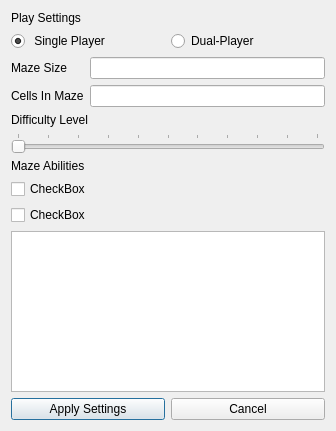
Above: settingswindow.ui from tovarj5/ME570_FinalProject before the change. Below: the same form after it.
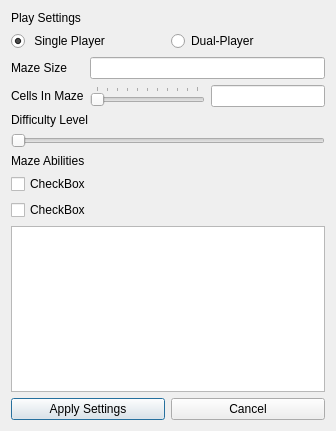
That is the form after the change.

Commit message: Added VisitorNode callback to the bullet Walls. Though moving OSG walls is still not working. Added detection of player position and message box when the player wins. Added getting data from the settings window. Can change the ground but not the maze.

The edit to the form file:
```diff
--- a/settingswindow.ui
+++ b/settingswindow.ui
@@ -43,18 +43,15 @@
     </layout>
    </item>
    <item>
-    <layout class="QFormLayout" name="formLayout_2">
-     <item row="1" column="1">
-      <widget class="QLineEdit" name="lineEdit"/>
+    <layout class="QGridLayout" name="gridLayout">
+     <item row="1" column="2">
+      <widget class="QLineEdit" name="lineEdit_2">
+       <property name="readOnly">
+        <bool>true</bool>
+       </property>
+      </widget>
      </item>
      <item row="1" column="0">
-      <widget class="QLabel" name="label_4">
-       <property name="text">
-        <string>Maze Size</string>
-       </property>
-      </widget>
-     </item>
-     <item row="2" column="0">
       <widget class="QLabel" name="label_5">
        <property name="frameShape">
         <enum>QFrame::NoFrame</enum>
@@ -64,21 +61,14 @@
        </property>
       </widget>
      </item>
-     <item row="2" column="1">
-      <widget class="QLineEdit" name="lineEdit_2"/>
+     <item row="0" column="0">
+      <widget class="QLabel" name="label_4">
+       <property name="text">
+        <string>Maze Size</string>
+       </property>
+      </widget>
      </item>
-    </layout>
-   </item>
-   <item>
-    <widget class="QLabel" name="label">
-     <property name="text">
-      <string>Difficulty Level</string>
-     </property>
-    </widget>
-   </item>
-   <item>
-    <layout class="QVBoxLayout" name="verticalLayout_3">
-     <item>
+     <item row="1" column="1">
       <widget class="QSlider" name="horizontalSlider">
        <property name="maximum">
         <number>10</number>
@@ -94,8 +84,28 @@
        </property>
       </widget>
      </item>
+     <item row="0" column="1" colspan="2">
+      <widget class="QLineEdit" name="lineEdit"/>
+     </item>
     </layout>
    </item>
+   <item>
+    <widget class="QLabel" name="label">
+     <property name="text">
+      <string>Difficulty Level</string>
+     </property>
+    </widget>
+   </item>
+   <item>
+    <widget class="QSlider" name="horizontalSlider_2">
+     <property name="maximum">
+      <number>5</number>
+     </property>
+     <property name="orientation">
+      <enum>Qt::Horizontal</enum>
+     </property>
+    </widget>
+   </item>
    <item>
     <widget class="QLabel" name="label_2">
      <property name="text">
```
The commit also changes 13 other files.
